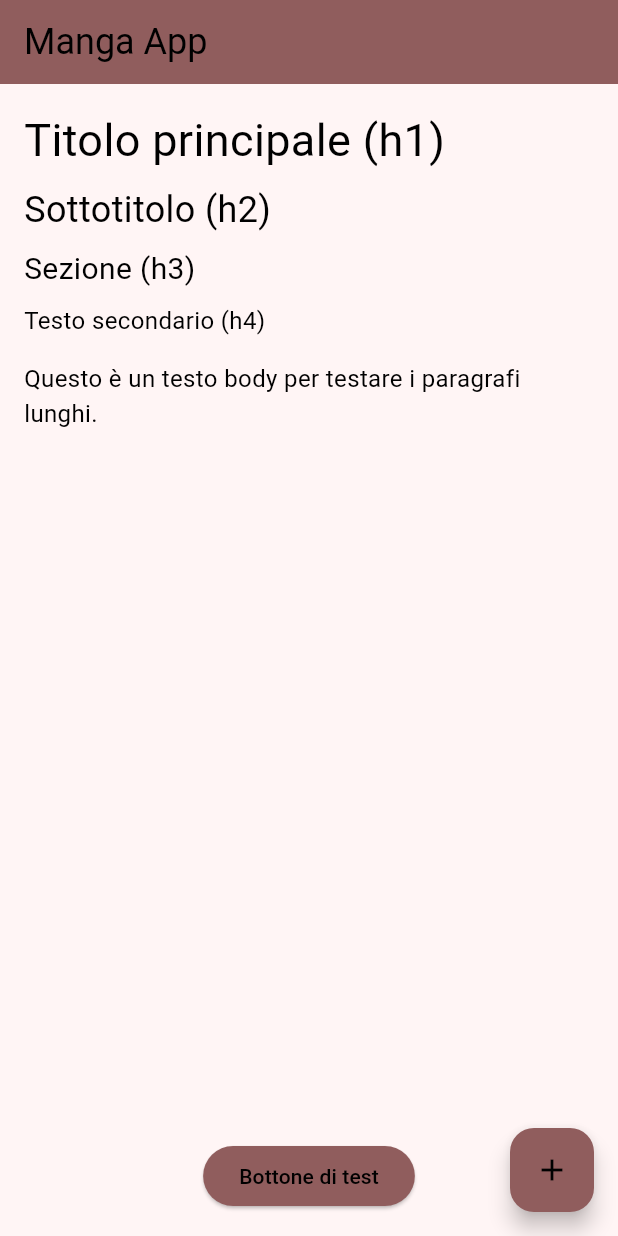
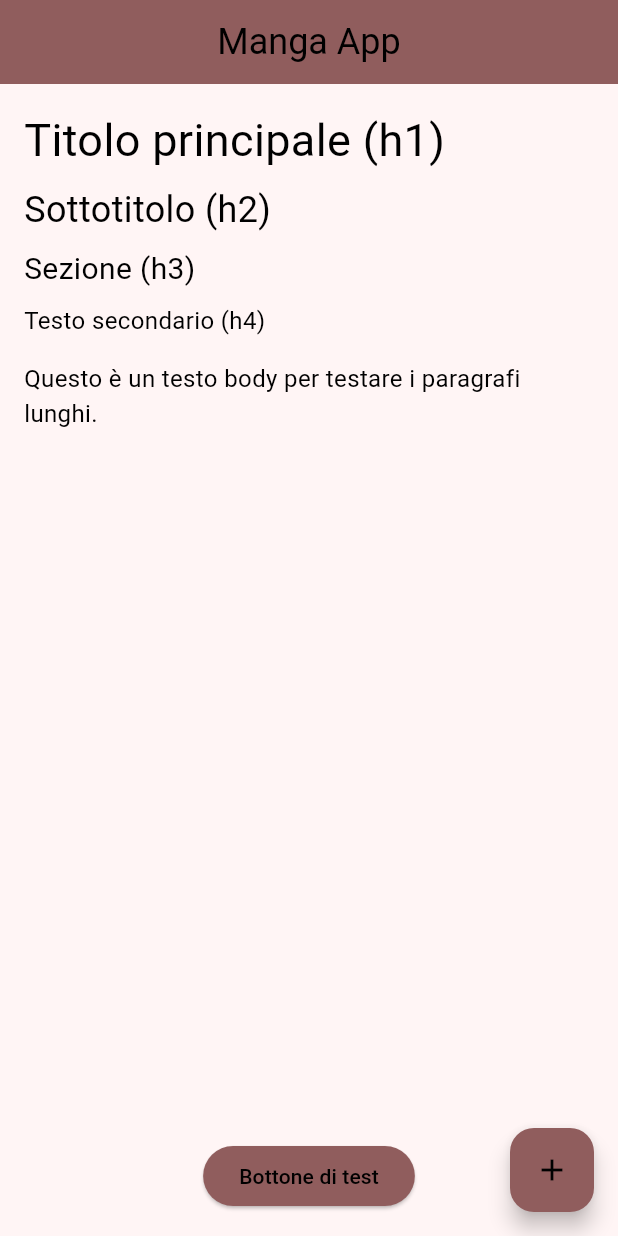
Before and after one commit to emanuelesenis/flutter-its-final-project, a Flutter app: the screen it shows after launch, on a phone screen of 412 x 824 dp. Run offline on Flutter 3.47's test engine with Material 3 defaults, Android fonts, the phone set to English and light mode, and no system bars; Roboto replaces fonts that are missing (Aboreto, Montserrat).

Commit message:
appBar theme

```diff
--- a/manga_app/lib/presentation/ui/theme/app_theme.dart
+++ b/manga_app/lib/presentation/ui/theme/app_theme.dart
@@ -30,6 +30,15 @@ ThemeData appTheme({bool dark = false}) {
     scaffoldBackgroundColor: theme.colors.backgroundColor,
     extensions: [theme.colors, theme.style],
 
+    // TODO: definire altri temi globali come bottoni, input, ecc.
+    // TODO: appBar da aggiornare secondo il figma
+    appBarTheme: AppBarTheme(
+      backgroundColor: theme.colors.primaryColor, // colore di sfondo
+      foregroundColor: theme.colors.textPrimary, // colore del titolo e icone
+      elevation: 0, // opzionale: app bar flat
+      centerTitle: true, // opzionale: centra il titolo
+    ),
+
     floatingActionButtonTheme: FloatingActionButtonThemeData(
       backgroundColor: theme.colors.primaryColor,
       foregroundColor: theme.colors.textPrimary,
```
